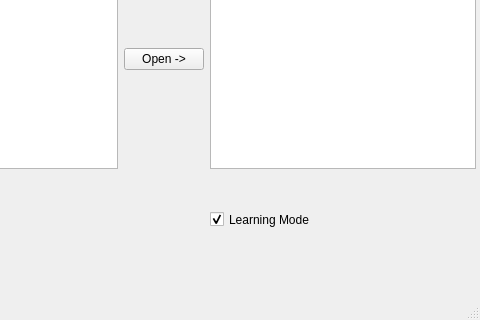
First picture: the form in Dustin/IntelligentCameraSystem/controlcenter.ui, repository mocalab/ScalableVideo, before the edit; both pictures show x 160 to 640 and y 160 to 480 of the 640 by 480 pixel window.
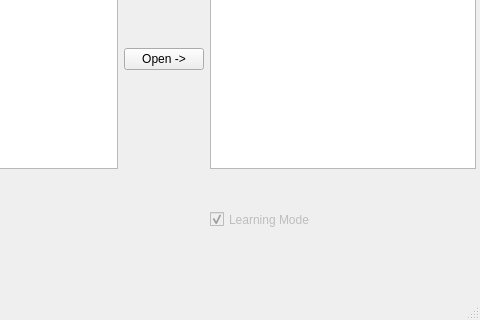
Second picture: the form after the edit.

What changed in the file:
```diff
--- a/Dustin/IntelligentCameraSystem/controlcenter.ui
+++ b/Dustin/IntelligentCameraSystem/controlcenter.ui
@@ -89,6 +89,9 @@
     </layout>
    </widget>
    <widget class="QCheckBox" name="cbLearningMode">
+    <property name="enabled">
+     <bool>false</bool>
+    </property>
     <property name="geometry">
      <rect>
       <x>370</x>
```
